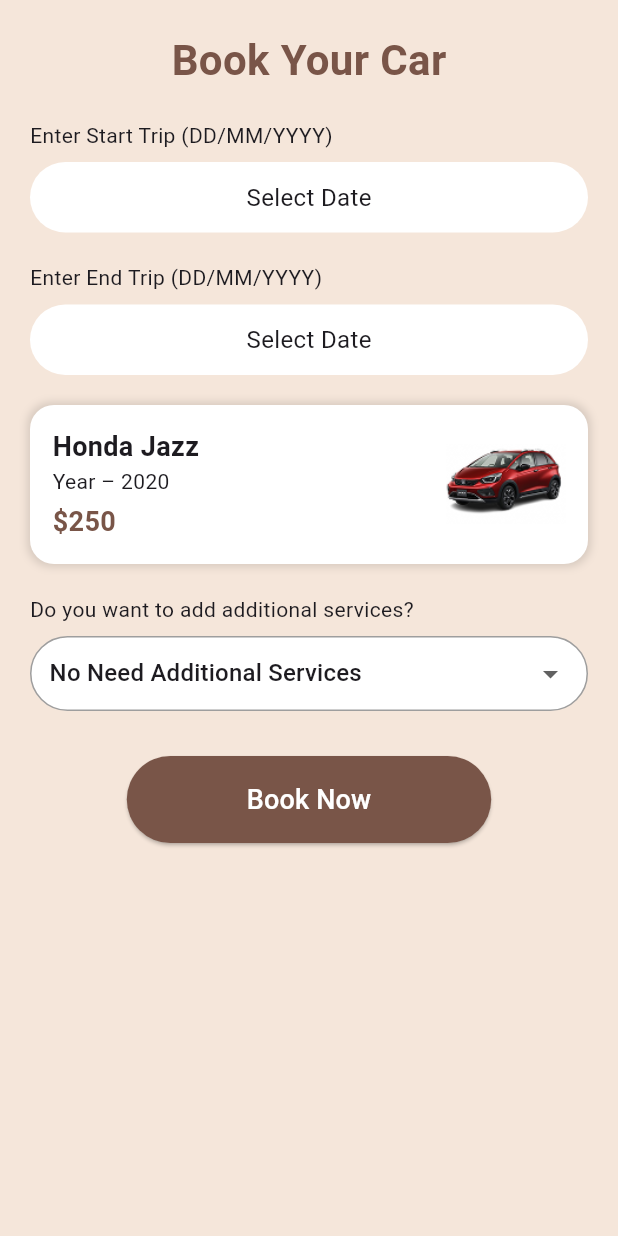
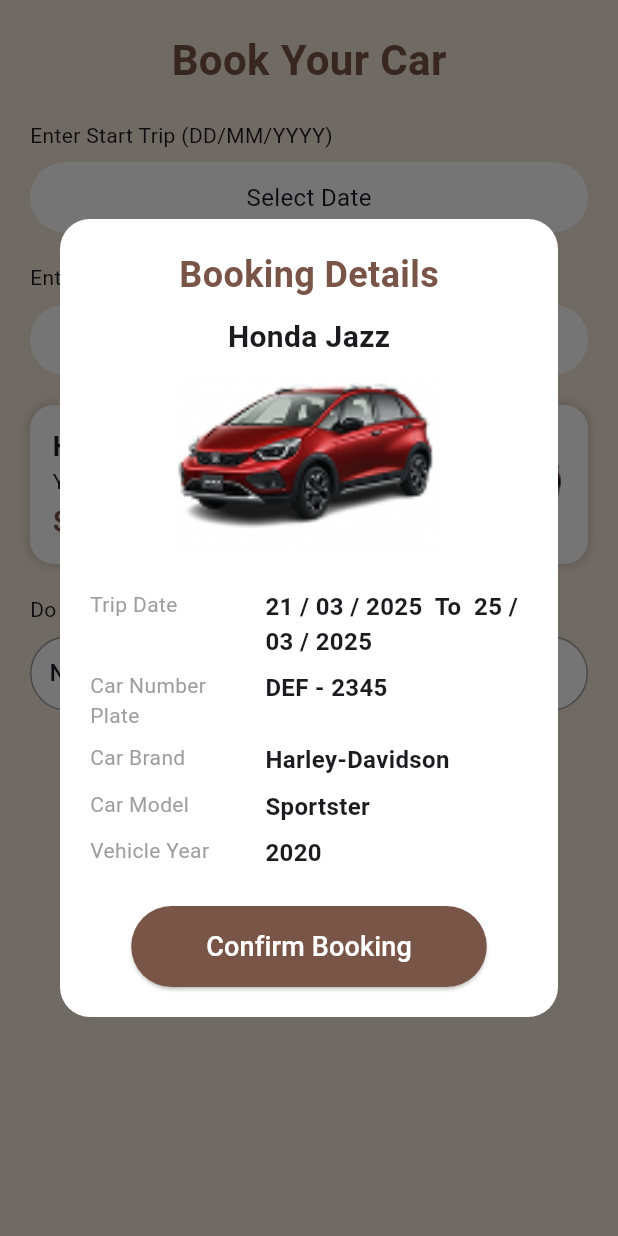
Before and after one commit to thanushkaPraveen/MSE800_assessment_2, a Flutter app: the HomePage screen opened directly, after a tap on "Book Now", on a phone screen of 412 x 824 dp. Run offline on Flutter 3.47's test engine with Material 3 defaults, Android fonts, the phone set to English and light mode, and no system bars.

Commit message:
Car details popup implementation

```diff
--- a/lib/presentation/pages/home_page.dart
+++ b/lib/presentation/pages/home_page.dart
@@ -69,6 +69,110 @@ class _HomePageState extends State<HomePage> {
       _carPrice = "\$300";
       _carImage = "assets/toyota_prius.png"; // Replace with actual image
     });
+  }
+
+  void showBookingDetailsPopup(BuildContext context) {
+    showDialog(
+      context: context,
+      builder: (BuildContext context) {
+        return Dialog(
+          shape: RoundedRectangleBorder(
+            borderRadius: BorderRadius.circular(20.0), // Rounded corners
+          ),
+          backgroundColor: Colors.transparent,
+          child: Container(
+            padding: EdgeInsets.all(20),
+            decoration: BoxDecoration(
+              color: Colors.white,
+              borderRadius: BorderRadius.circular(20),
+            ),
+            child: Column(
+              mainAxisSize: MainAxisSize.min,
+              children: [
+                Text(
+                  "Booking Details",
+                  style: TextStyle(
+                    fontSize: 24,
+                    fontWeight: FontWeight.bold,
+                    color: Colors.brown,
+                  ),
+                ),
+                SizedBox(height: 10),
+
+                // Car Name
+                Text(
+                  "Honda Jazz",
+                  style: TextStyle(fontSize: 20, fontWeight: FontWeight.bold),
+                ),
+                SizedBox(height: 10),
+
+                // Car Image
+                Image.asset(
+                  "assets/car_001.png", // Replace with actual image path
+                  width: 180,
+                  height: 120,
+                  fit: BoxFit.contain,
+                ),
+                SizedBox(height: 20),
+
+                // Booking Details
+                buildBookingInfo("Trip Date", "21 / 03 / 2025  To  25 / 03 / 2025"),
+                buildBookingInfo("Car Number\nPlate", "DEF - 2345"),
+                buildBookingInfo("Car Brand", "Harley-Davidson"),
+                buildBookingInfo("Car Model", "Sportster"),
+                buildBookingInfo("Vehicle Year", "2020"),
+
+                SizedBox(height: 20),
+
+                // Confirm Booking Button
+                ElevatedButton(
+                  onPressed: () {
+                    Navigator.pop(context); // Close popup
+                  },
+                  style: ElevatedButton.styleFrom(
+                    backgroundColor: Colors.brown,
+                    padding: EdgeInsets.symmetric(vertical: 14, horizontal: 50),
+                    shape: RoundedRectangleBorder(
+                      borderRadius: BorderRadius.circular(30),
+                    ),
+                  ),
+                  child: Text(
+                    "Confirm Booking",
+                    style: TextStyle(fontSize: 18, color: Colors.white),
+                  ),
+                ),
+              ],
+            ),
+          ),
+        );
+      },
+    );
+  }
+
+  // Helper function to create booking details row
+  Widget buildBookingInfo(String title, String value) {
+    return Padding(
+      padding: const EdgeInsets.symmetric(vertical: 4.0),
+      child: Row(
+        crossAxisAlignment: CrossAxisAlignment.start,
+        children: [
+          Expanded(
+            flex: 2,
+            child: Text(
+              title,
+              style: TextStyle(fontSize: 14, color: Colors.grey),
+            ),
+          ),
+          Expanded(
+            flex: 3,
+            child: Text(
+              value,
+              style: TextStyle(fontSize: 16, fontWeight: FontWeight.bold),
+            ),
+          ),
+        ],
+      ),
+    );
   }
 
   @override
@@ -216,6 +320,7 @@ class _HomePageState extends State<HomePage> {
                   onPressed: () {
                     // Handle booking logic here
                     print("Car booked: $_carName, Dates: $_startDate - $_endDate");
+                    showBookingDetailsPopup(context); // Show Popup
                   },
                   style: ElevatedButton.styleFrom(
                     backgroundColor: Colors.brown,
```
